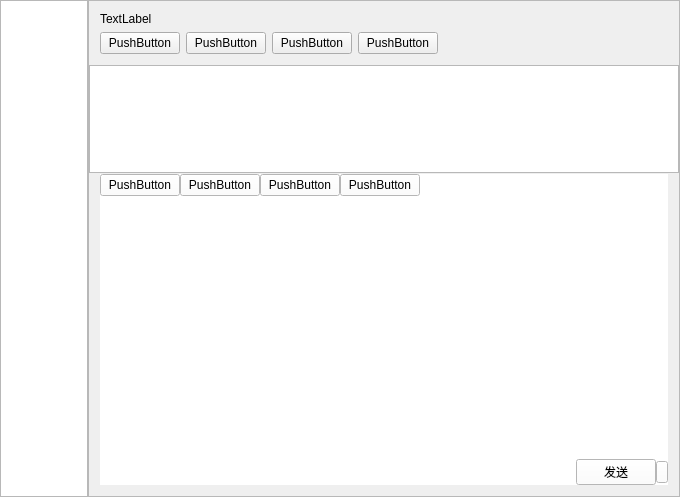
The window that ChatMessagePlugin/ChatMessage.ui (Ying-hw/QQPlugin) describes before a commit, drawn with Qt 5.
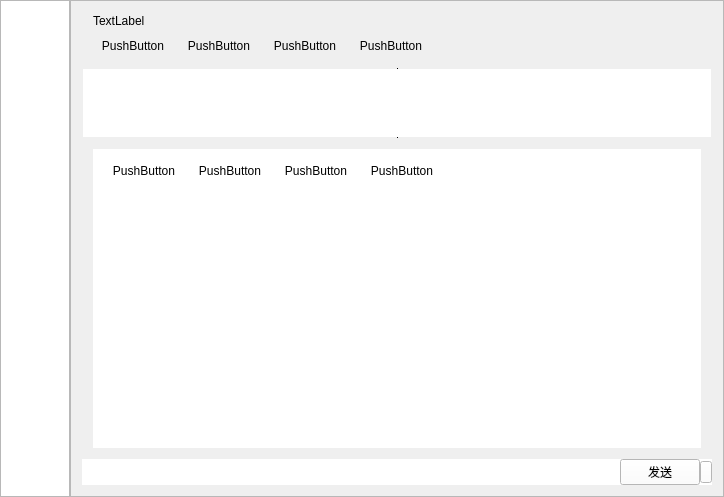
The same window after the commit.

The edit to the form file:
```diff
--- a/ChatMessagePlugin/ChatMessage.ui
+++ b/ChatMessagePlugin/ChatMessage.ui
@@ -61,8 +61,21 @@
       <property name="childrenCollapsible">
        <bool>false</bool>
       </property>
-      <widget class="QWidget" name="widget" native="true">
-       <layout class="QGridLayout" name="gridLayout_3">
+      <widget class="QWidget" name="layoutWidget">
+       <layout class="QGridLayout" name="gridLayout_4">
+        <property name="topMargin">
+         <number>0</number>
+        </property>
+        <property name="spacing">
+         <number>0</number>
+        </property>
+        <item row="1" column="0">
+         <widget class="QStackedWidget" name="stackedWidget">
+          <property name="currentIndex">
+           <number>0</number>
+          </property>
+          <widget class="QWidget" name="page">
+           <layout class="QGridLayout" name="gridLayout_7">
         <property name="leftMargin">
          <number>0</number>
         </property>
@@ -80,14 +93,7 @@
         </property>
         <item row="0" column="0">
          <widget class="QWidget" name="widget_3" native="true">
-          <layout class="QGridLayout" name="gridLayout_2">
-           <item row="1" column="3">
-            <widget class="QPushButton" name="pushButton_8">
-             <property name="text">
-              <string>PushButton</string>
-             </property>
-            </widget>
-           </item>
+              <layout class="QGridLayout" name="gridLayout">
            <item row="0" column="0">
             <widget class="QLabel" name="labName">
              <property name="text">
@@ -95,17 +101,36 @@
              </property>
             </widget>
            </item>
+               <item row="0" column="4">
+                <spacer name="horizontalSpacer_2">
+                 <property name="orientation">
+                  <enum>Qt::Horizontal</enum>
+                 </property>
+                 <property name="sizeHint" stdset="0">
+                  <size>
+                   <width>37</width>
+                   <height>17</height>
+                  </size>
+                 </property>
+                </spacer>
+               </item>
+               <item row="1" column="0">
+                <widget class="QPushButton" name="pushButton_5">
+                 <property name="text">
+                  <string>PushButton</string>
+                 </property>
+                 <property name="flat">
+                  <bool>true</bool>
+                 </property>
+                </widget>
+               </item>
            <item row="1" column="1">
             <widget class="QPushButton" name="pushButton_6">
              <property name="text">
               <string>PushButton</string>
              </property>
-            </widget>
-           </item>
-           <item row="1" column="0">
-            <widget class="QPushButton" name="pushButton_5">
-             <property name="text">
-              <string>PushButton</string>
+                 <property name="flat">
+                  <bool>true</bool>
              </property>
             </widget>
            </item>
@@ -114,26 +139,51 @@
              <property name="text">
               <string>PushButton</string>
              </property>
-            </widget>
-           </item>
-           <item row="0" column="4" rowspan="2">
-            <spacer name="horizontalSpacer_2">
-             <property name="orientation">
-              <enum>Qt::Horizontal</enum>
-             </property>
-             <property name="sizeHint" stdset="0">
-              <size>
-               <width>37</width>
-               <height>17</height>
-              </size>
-             </property>
-            </spacer>
+                 <property name="flat">
+                  <bool>true</bool>
+                 </property>
+                </widget>
+               </item>
+               <item row="1" column="3">
+                <widget class="QPushButton" name="pushButton_8">
+                 <property name="text">
+                  <string>PushButton</string>
+                 </property>
+                 <property name="flat">
+                  <bool>true</bool>
+                 </property>
+                </widget>
            </item>
           </layout>
          </widget>
         </item>
         <item row="1" column="0">
+             <widget class="QSplitter" name="splitter_3">
+              <property name="lineWidth">
+               <number>0</number>
+              </property>
+              <property name="orientation">
+               <enum>Qt::Vertical</enum>
+              </property>
+              <property name="handleWidth">
+               <number>0</number>
+              </property>
+              <property name="childrenCollapsible">
+               <bool>false</bool>
+              </property>
          <widget class="QTableWidget" name="tab_MessageContent">
+               <property name="frameShape">
+                <enum>QFrame::VLine</enum>
+               </property>
+               <property name="frameShadow">
+                <enum>QFrame::Plain</enum>
+               </property>
+               <property name="lineWidth">
+                <number>1</number>
+               </property>
+               <property name="midLineWidth">
+                <number>0</number>
+               </property>
           <property name="verticalScrollBarPolicy">
            <enum>Qt::ScrollBarAlwaysOff</enum>
           </property>
@@ -160,17 +210,85 @@
           </attribute>
           <column/>
          </widget>
-        </item>
-       </layout>
-      </widget>
       <widget class="QWidget" name="layoutWidget">
-       <layout class="QGridLayout" name="gridLayout_4">
-        <property name="topMargin">
+               <layout class="QGridLayout" name="gridLayout_3">
+                <property name="verticalSpacing">
          <number>0</number>
         </property>
-        <property name="spacing">
-         <number>0</number>
-        </property>
+                <item row="0" column="0">
+                 <widget class="QWidget" name="widget_2" native="true">
+                  <property name="styleSheet">
+                   <string notr="true">background-color: rgb(255, 255, 255);</string>
+                  </property>
+                  <layout class="QGridLayout" name="gridLayout_2">
+                   <item row="0" column="0">
+                    <widget class="QPushButton" name="pushButton">
+                     <property name="text">
+                      <string>PushButton</string>
+                     </property>
+                     <property name="flat">
+                      <bool>true</bool>
+                     </property>
+                    </widget>
+                   </item>
+                   <item row="0" column="1">
+                    <widget class="QPushButton" name="pushButton_2">
+                     <property name="text">
+                      <string>PushButton</string>
+                     </property>
+                     <property name="checkable">
+                      <bool>false</bool>
+                     </property>
+                     <property name="autoRepeat">
+                      <bool>false</bool>
+                     </property>
+                     <property name="autoExclusive">
+                      <bool>false</bool>
+                     </property>
+                     <property name="flat">
+                      <bool>true</bool>
+                     </property>
+                    </widget>
+                   </item>
+                   <item row="0" column="2">
+                    <widget class="QPushButton" name="pushButton_3">
+                     <property name="text">
+                      <string>PushButton</string>
+                     </property>
+                     <property name="flat">
+                      <bool>true</bool>
+                     </property>
+                    </widget>
+                   </item>
+                   <item row="0" column="3">
+                    <widget class="QPushButton" name="pushButton_4">
+                     <property name="text">
+                      <string>PushButton</string>
+                     </property>
+                     <property name="flat">
+                      <bool>true</bool>
+                     </property>
+                    </widget>
+                   </item>
+                   <item row="0" column="4">
+                    <spacer name="horizontalSpacer">
+                     <property name="orientation">
+                      <enum>Qt::Horizontal</enum>
+                     </property>
+                     <property name="sizeType">
+                      <enum>QSizePolicy::Minimum</enum>
+                     </property>
+                     <property name="sizeHint" stdset="0">
+                      <size>
+                       <width>250</width>
+                       <height>20</height>
+                      </size>
+                     </property>
+                    </spacer>
+                   </item>
+                  </layout>
+                 </widget>
+                </item>
         <item row="1" column="0">
          <widget class="QTextEdit" name="TexEditContent">
           <property name="frameShape">
@@ -181,7 +299,16 @@
           </property>
          </widget>
         </item>
-        <item row="3" column="0">
+               </layout>
+              </widget>
+             </widget>
+            </item>
+           </layout>
+          </widget>
+          <widget class="QWidget" name="page_2"/>
+         </widget>
+        </item>
+        <item row="2" column="0">
          <widget class="QWidget" name="widget_4" native="true">
           <property name="styleSheet">
            <string notr="true">background-color: rgb(255, 255, 255);</string>
@@ -251,83 +378,6 @@
           </layout>
          </widget>
         </item>
-        <item row="0" column="0">
-         <widget class="QWidget" name="widget_2" native="true">
-          <property name="styleSheet">
-           <string notr="true">background-color: rgb(255, 255, 255);</string>
-          </property>
-          <layout class="QGridLayout" name="gridLayout">
-           <property name="leftMargin">
-            <number>0</number>
-           </property>
-           <property name="topMargin">
-            <number>0</number>
-           </property>
-           <property name="rightMargin">
-            <number>0</number>
-           </property>
-           <property name="bottomMargin">
-            <number>0</number>
-           </property>
-           <property name="spacing">
-            <number>0</number>
-           </property>
-           <item row="0" column="1">
-            <widget class="QPushButton" name="pushButton_2">
-             <property name="text">
-              <string>PushButton</string>
-             </property>
-             <property name="checkable">
-              <bool>false</bool>
-             </property>
-             <property name="autoRepeat">
-              <bool>false</bool>
-             </property>
-             <property name="autoExclusive">
-              <bool>false</bool>
-             </property>
-            </widget>
-           </item>
-           <item row="0" column="2">
-            <widget class="QPushButton" name="pushButton_3">
-             <property name="text">
-              <string>PushButton</string>
-             </property>
-            </widget>
-           </item>
-           <item row="0" column="4">
-            <spacer name="horizontalSpacer">
-             <property name="orientation">
-              <enum>Qt::Horizontal</enum>
-             </property>
-             <property name="sizeType">
-              <enum>QSizePolicy::Minimum</enum>
-             </property>
-             <property name="sizeHint" stdset="0">
-              <size>
-               <width>250</width>
-               <height>20</height>
-              </size>
-             </property>
-            </spacer>
-           </item>
-           <item row="0" column="0">
-            <widget class="QPushButton" name="pushButton">
-             <property name="text">
-              <string>PushButton</string>
-             </property>
-            </widget>
-           </item>
-           <item row="0" column="3">
-            <widget class="QPushButton" name="pushButton_4">
-             <property name="text">
-              <string>PushButton</string>
-             </property>
-            </widget>
-           </item>
-          </layout>
-         </widget>
-        </item>
        </layout>
       </widget>
      </widget>
```
Lines whose indentation alone changed are shown as unchanged.
